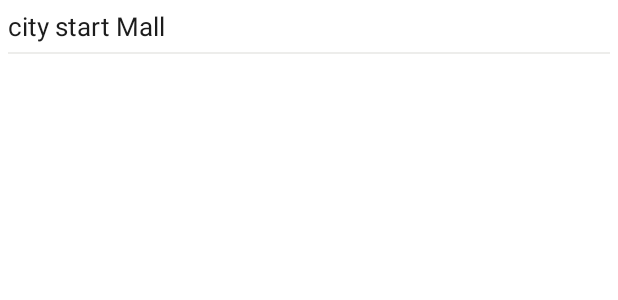
After one commit to ahmdkhled/mtms-test, an Android app: the layout location_item.xml on its own in the app's theme, with its tools: preview values and no code run, on a phone screen of 412 x 824 dp. The commit adds this screen. Shown: the top 300 px of the screen. Run offline under Robolectric (Android 15) with nearby library versions, the phone set to English and light mode, and no system bars.

Commit message:
show source locations in ui from firestore backend

```diff
--- a/app/build.gradle
+++ b/app/build.gradle
@@ -50,6 +50,7 @@ dependencies {
     androidTestImplementation 'androidx.test.ext:junit:1.1.1'
     androidTestImplementation 'androidx.test.espresso:espresso-core:3.2.0'
     implementation 'com.google.android.gms:play-services-location:17.1.0'
+    implementation 'com.google.android.libraries.places:places:2.4.0'
     implementation "androidx.lifecycle:lifecycle-extensions:2.2.0"
 
     implementation "androidx.lifecycle:lifecycle-runtime-ktx:2.2.0"
--- a/app/src/main/java/com/example/mtmstask/repo/SourceRepo.kt
+++ b/app/src/main/java/com/example/mtmstask/repo/SourceRepo.kt
@@ -3,7 +3,6 @@ package com.example.mtmstask.repo
 import com.example.mtmstask.model.Location
 import com.example.mtmstask.model.Res
 import com.google.firebase.firestore.FirebaseFirestore
-import com.google.firebase.firestore.QuerySnapshot
 import kotlinx.coroutines.tasks.await
 
 class SourceRepo {
--- a/app/src/main/java/com/example/mtmstask/viewmodels/MapsActivityVM.kt
+++ b/app/src/main/java/com/example/mtmstask/viewmodels/MapsActivityVM.kt
@@ -22,4 +22,9 @@ class MapsActivityVM :ViewModel() {
         return SourceRepo().getLocations()
     }
 
+    suspend fun getAutoCompleteListener(context:Context,query: String) {
+        return LocationRepo().getAutoComplete(context,query)
     }
+
+
+    }
--- /dev/null
+++ b/app/src/main/res/layout/location_item.xml
@@ -0,0 +1,36 @@
+<?xml version="1.0" encoding="utf-8"?>
+<layout xmlns:android="http://schemas.android.com/apk/res/android"
+    xmlns:app="http://schemas.android.com/apk/res-auto"
+    xmlns:tools="http://schemas.android.com/tools">
+
+    <data>
+        <variable
+            name="location"
+            type="com.example.mtmstask.model.Location" />
+    </data>
+
+    <androidx.constraintlayout.widget.ConstraintLayout
+        android:layout_width="match_parent"
+        android:layout_height="wrap_content">
+
+        <TextView
+            android:layout_width="match_parent"
+            android:layout_height="wrap_content"
+            android:id="@+id/location_name"
+            app:layout_constraintTop_toTopOf="parent"
+            tools:text="city start Mall"
+            android:text='@{location.name==null?"_":location.name}'
+            android:padding="5dp"
+            android:textSize="17sp"
+            android:textColor="#1C1C1C" />
+
+        <View
+            android:layout_width="match_parent"
+            android:layout_height="1dp"
+            app:layout_constraintTop_toBottomOf="@id/location_name"
+            android:background="#EDEDEB"
+            android:layout_marginStart="5dp"
+            android:layout_marginEnd="5dp" />
+
+    </androidx.constraintlayout.widget.ConstraintLayout>
+</layout>
```
Also changed, not shown: app/src/main/java/com/example/mtmstask/MapsActivity.kt (+39 -13 lines), app/src/main/java/com/example/mtmstask/adapters/LocationsAdapter.kt (added, +38 -0 lines), app/src/main/java/com/example/mtmstask/repo/LocationRepo.kt (+35 -0 lines), app/src/main/res/layout/activity_maps.xml (+25 -18 lines).
